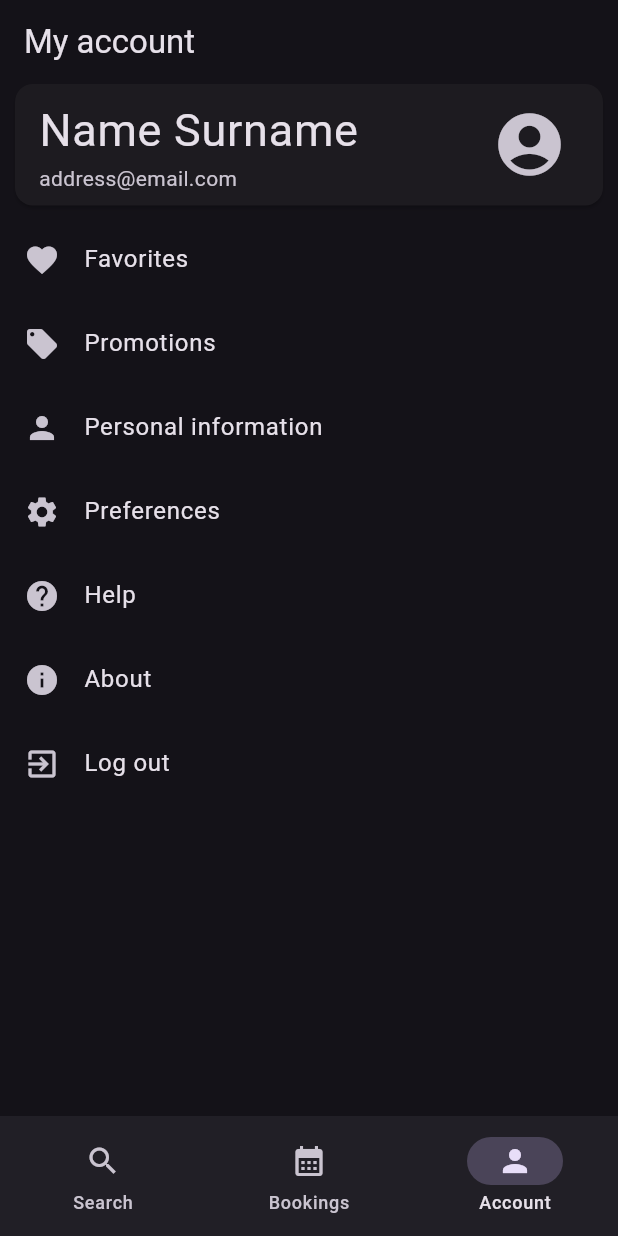
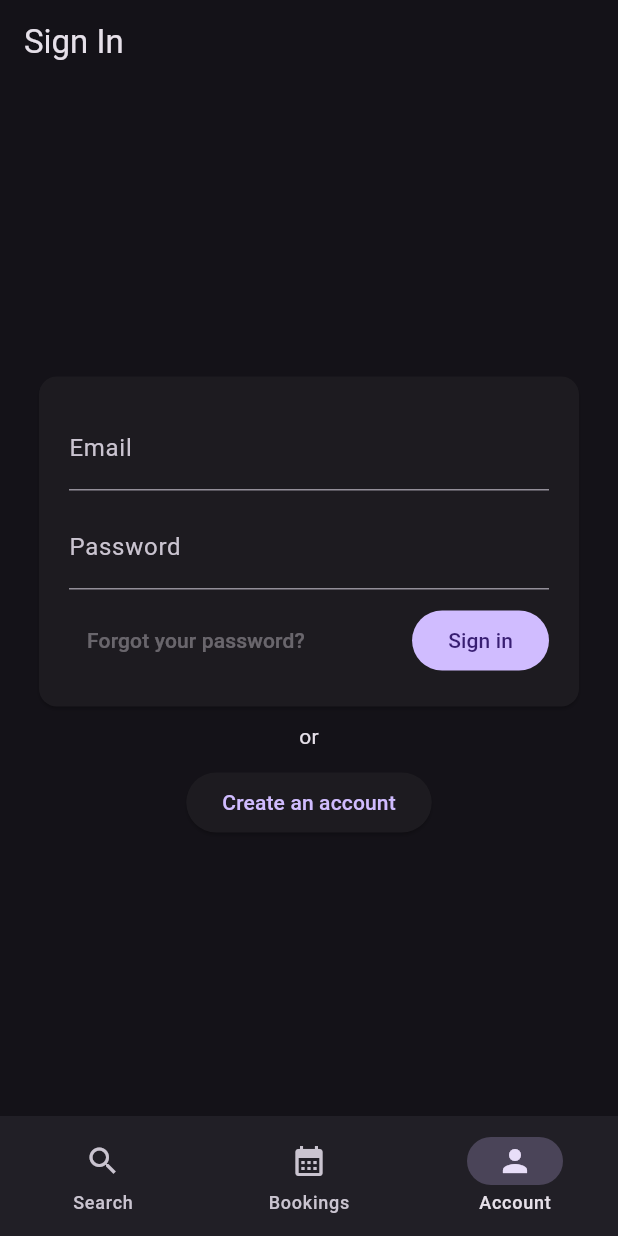
Before and after one commit to TeriyakiGod/tablebooking_flutter, a Flutter app: the screen it shows after launch, on a phone screen of 412 x 824 dp. Run offline on Flutter 3.47's test engine with Material 3 defaults, Android fonts, the phone set to English and light mode, and no system bars; our stand-ins replace firebase_core, flutter_secure_storage, geolocator, go_router, google_maps_flutter, share_plus; accounts and stored records are empty.

Commit message:
added account sign in and sign up views, added auth provider

```diff
--- /dev/null
+++ b/devtools_options.yaml
@@ -0,0 +1,2 @@
+extensions:
+  - provider: true
--- a/lib/account_view.dart
+++ b/lib/account/account_info_view.dart
@@ -1,9 +1,14 @@
 import 'package:flutter/material.dart';
-import 'package:tablebooking_flutter/help_view.dart';
+import 'package:tablebooking_flutter/account/help_view.dart';
 import 'about_view.dart';
+import 'preferences_view.dart';
+import 'package:tablebooking_flutter/models/account.dart';
+import 'package:provider/provider.dart';
+import 'package:tablebooking_flutter/providers/auth_provider.dart';
 
-class AccountView extends StatelessWidget {
-  const AccountView({super.key});
+class AccountInfoView extends StatelessWidget {
+  final Account account;
+  const AccountInfoView({super.key, required this.account});
 
   @override
   Widget build(BuildContext context) {
@@ -12,12 +17,12 @@ class AccountView extends StatelessWidget {
           title: const Text('My account'),
         ),
         body: Column(children: [
-          const Card(
-            margin: EdgeInsets.only(bottom: 8, left: 10, right: 10),
+          Card(
+            margin: const EdgeInsets.only(bottom: 8, left: 10, right: 10),
             child: ListTile(
-              title: Text("Name Surname", style: TextStyle(fontSize: 30)),
-              subtitle: Text("address@email.com"),
-              trailing: Icon(Icons.account_circle, size: 50.0),
+              title: Text(account.name, style: const TextStyle(fontSize: 30)),
+              subtitle: Text(account.email),
+              trailing: const Icon(Icons.account_circle, size: 50.0),
             ),
           ),
           Expanded(
@@ -35,10 +40,17 @@ class AccountView extends StatelessWidget {
                   title: Text('Personal information'),
                   leading: Icon(Icons.person),
                 ),
-                const ListTile(
-                  title: Text('Preferences'),
-                  leading: Icon(Icons.settings),
-                ),
+                ListTile(
+                    title: const Text('Preferences'),
+                    leading: const Icon(Icons.settings),
+                    onTap: () {
+                      // Navigate to PreferencesView
+                      Navigator.push(
+                        context,
+                        MaterialPageRoute(
+                            builder: (context) => const PreferencesView()),
+                      );
+                    }),
                 ListTile(
                   title: const Text('Help'),
                   leading: const Icon(Icons.help),
@@ -62,10 +74,13 @@ class AccountView extends StatelessWidget {
                     );
                   },
                 ),
-                const ListTile(
-                  title: Text('Log out'),
-                  leading: Icon(Icons.exit_to_app),
-                ),
+                ListTile(
+                    title: const Text('Log out'),
+                    leading: const Icon(Icons.exit_to_app),
+                    onTap: () {
+                      Provider.of<AuthProvider>(context, listen: false)
+                          .logOut();
+                    }),
               ],
             ),
           ),
--- /dev/null
+++ b/lib/account/account_view.dart
@@ -0,0 +1,33 @@
+import 'package:flutter/material.dart';
+import 'package:provider/provider.dart';
+import 'package:tablebooking_flutter/providers/auth_provider.dart';
+import 'account_info_view.dart';
+import 'signin_view.dart';
+
+class AccountView extends StatelessWidget {
+  const AccountView({super.key});
+
+  @override
+  Widget build(BuildContext context) {
+    return Consumer<AuthProvider>(
+      builder: (context, authProvider, child) {
+        return FutureBuilder<bool>(
+          future: authProvider.isAuthenticated,
+          builder: (context, snapshot) {
+            if (snapshot.connectionState == ConnectionState.waiting) {
+              return const Center(child: CircularProgressIndicator());
+            } else {
+              if (snapshot.hasError) {
+                return Text('Error: ${snapshot.error}');
+              } else {
+                return snapshot.data!
+                    ? AccountInfoView(account: authProvider.getUserInfo)
+                    : const SignInView(); // Switch based on auth status
+              }
+            }
+          },
+        );
+      },
+    );
+  }
+}
--- /dev/null
+++ b/lib/account/signin_view.dart
@@ -0,0 +1,102 @@
+import 'package:flutter/material.dart';
+import 'signup_view.dart';
+import 'package:provider/provider.dart';
+import 'package:tablebooking_flutter/providers/auth_provider.dart';
+
+class SignInView extends StatefulWidget {
+  const SignInView({super.key});
+
+  @override
+  _SignInViewState createState() => _SignInViewState();
+}
+
+class _SignInViewState extends State<SignInView> {
+  final TextEditingController _emailController = TextEditingController();
+  final TextEditingController _passwordController = TextEditingController();
+
+  @override
+  Widget build(BuildContext context) {
+    return Scaffold(
+      appBar: AppBar(
+        title: const Text('Sign In'),
+      ),
+      body: Padding(
+        padding: const EdgeInsets.all(16.0),
+        child: Column(
+          mainAxisAlignment: MainAxisAlignment.center,
+          crossAxisAlignment: CrossAxisAlignment.center,
+          children: <Widget>[
+            // ElevatedButton.icon(
+            //   //TODO: Add Google logo
+            //   icon: const Icon(Icons.g_mobiledata),
+            //   label: const Text('Sign in with Google'),
+            //   onPressed: () {
+            //     // Handle Google sign in logic
+            //   },
+            // ),
+            // const SizedBox(height: 10),
+            // const Text('or'),
+            Card(
+                margin: const EdgeInsets.all(10),
+                child: Container(
+                  padding: const EdgeInsets.all(20),
+                  child: Column(
+                    children: [
+                      TextField(
+                        controller: _emailController,
+                        decoration: const InputDecoration(
+                          labelText: 'Email',
+                        ),
+                      ),
+                      const SizedBox(height: 10),
+                      TextField(
+                        controller: _passwordController,
+                        decoration: const InputDecoration(
+                          labelText: 'Password',
+                        ),
+                        obscureText: true,
+                      ),
+                      const SizedBox(height: 10),
+                      Row(
+                        mainAxisAlignment: MainAxisAlignment.spaceBetween,
+                        children: [
+                          const TextButton(
+                            onPressed: null,
+                            child: Text('Forgot your password?',
+                                textAlign: TextAlign.left),
+                          ),
+                          FilledButton(
+                            onPressed: () async {
+                              await Provider.of<AuthProvider>(context,
+                                      listen: false)
+                                  .logIn(
+                                _emailController.text,
+                                _passwordController.text,
+                              );
+                            },
+                            child: const Text('Sign in'),
+                          ),
+                        ],
+                      ),
+                    ],
+                  ),
+                )),
+            const Text('or'),
+            const SizedBox(height: 10),
+            ElevatedButton(
+              onPressed: () {
+                Navigator.push(
+                  context,
+                  MaterialPageRoute(
+                    builder: (context) => const SignUpView(),
+                  ),
+                );
+              },
+              child: const Text('Create an account'),
+            ),
+          ],
+        ),
+      ),
+    );
+  }
+}
--- a/lib/router.dart
+++ b/lib/router.dart
@@ -1,4 +1,4 @@
-import 'package:tablebooking_flutter/account_view.dart';
+import 'package:tablebooking_flutter/account/account_view.dart';
 import 'package:tablebooking_flutter/bookings/bookings_view.dart';
 import 'package:tablebooking_flutter/navigation.dart';
 import 'package:go_router/go_router.dart';
@@ -26,7 +26,9 @@ final router = GoRouter(
           builder: (context, state) => const BookingsView(),
         ),
         GoRoute(
-            path: '/account', builder: (context, state) => const AccountView()),
+          path: '/account',
+          builder: (context, state) => const AccountView(),
+        ),
       ],
     ),
     GoRoute(
--- a/pubspec.yaml
+++ b/pubspec.yaml
@@ -16,6 +16,8 @@ dependencies:
   http: ^1.2.1
   share_plus: ^7.2.2
   firebase_core: ^2.24.2
+  flutter_secure_storage: ^9.0.0
+  provider: ^6.1.2
 
 dev_dependencies:
   flutter_test:
```
Also changed, not shown: lib/account/preferences_view.dart (added, +46 -0 lines), lib/account/signup_view.dart (added, +107 -0 lines), lib/bookings/bookings_view.dart (+27 -3 lines), lib/main.dart (+8 -1 lines), lib/providers/auth_provider.dart (added, +82 -0 lines), lib/account/about_view.dart (renamed from lib/about_view.dart), lib/account/help_view.dart (renamed from lib/help_view.dart), pubspec.lock, 5 other files.
